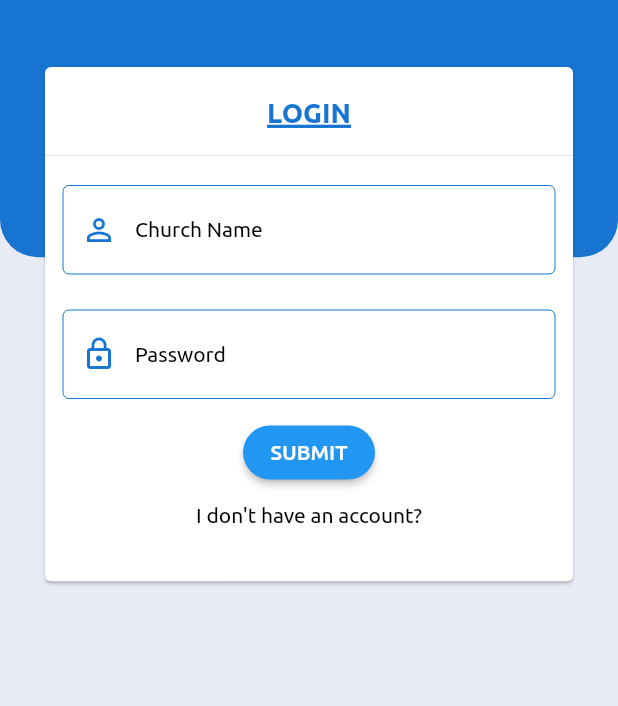
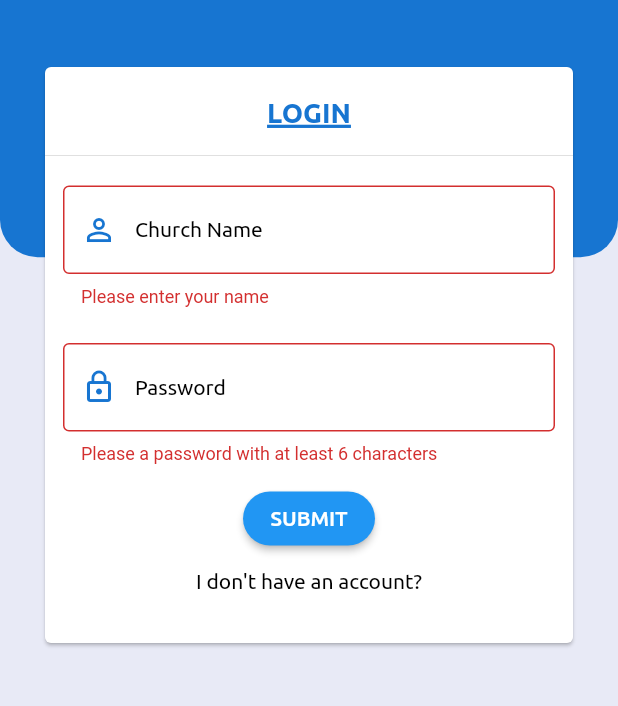
Before and after one commit to DeleMike/smart-church, a Flutter app: the screen it shows after launch, after a tap on "SUBMIT", on a phone screen of 412 x 824 dp, the part 299-1005 px from its top. Run offline on Flutter 3.47's test engine with Material 2 defaults, Android fonts, the phone set to English and light mode, and no system bars.

```diff
--- a/lib/widgets/auth_form.dart
+++ b/lib/widgets/auth_form.dart
@@ -1,4 +1,6 @@
 import 'package:flutter/material.dart';
+
+import '../screens/tab_screen.dart';
 
 class AuthForm extends StatefulWidget {
   @override
@@ -16,6 +18,14 @@ class _AuthFormState extends State<AuthForm>
   AnimationController _controller;
   Animation<Offset> _slideAnimation;
   Animation<double> _opacityAnimation;
+  final _formKey = GlobalKey<FormState>();
+  final _passwordController = TextEditingController();
+  bool _isLoading = false;
+  Map<String, String> _authData = {
+    'church-name': '',
+    'email': '',
+    'password': '',
+  };
 
   @override
   void initState() {
@@ -43,7 +53,33 @@ class _AuthFormState extends State<AuthForm>
     );
   }
 
-  void _trySubmit() {}
+  void _trySubmit() {
+    final isValid = _formKey.currentState.validate();
+    FocusScope.of(context).unfocus();
+    if (isValid) {
+      _formKey.currentState.save();
+      setState(() {
+        _isLoading = true;
+      });
+      try {
+        if (_authMode == AuthMode.Login) {
+          print(
+              'AuthMode.Login: Church name = ${_authData['church-name']} -- Password = ${_authData['password']}');
+        } else {
+          print(
+              'AuthMode.Register: Church name = ${_authData['church-name']} -- Email = ${_authData['email']} -- Password = ${_authData['password']}');
+        }
+        Navigator.pushNamed(context, TabScreen.routeName);
+      } catch (error) {
+        const errorMessage =
+            'Could not authenticate you. Please try again later';
+        print('Auth Form: Error = $errorMessage');
+      }
+      setState(() {
+        _isLoading = false;
+      });
+    }
+  }
 
   @override
   void dispose() {
@@ -75,7 +111,7 @@ class _AuthFormState extends State<AuthForm>
       child: Container(
         height: _authMode == AuthMode.Register
             ? deviceSize.height * 0.65
-            : deviceSize.height * 0.45,
+            : deviceSize.height * 0.5,
         width: deviceSize.width,
         padding: const EdgeInsets.all(10.0),
         margin: EdgeInsets.only(
@@ -85,6 +121,8 @@ class _AuthFormState extends State<AuthForm>
           right: 16,
         ),
         child: Card(
+          child: Form(
+            key: _formKey,
             child: SingleChildScrollView(
               child: Column(
                 mainAxisSize: MainAxisSize.min,
@@ -106,12 +144,22 @@ class _AuthFormState extends State<AuthForm>
                       key: ValueKey('name'),
                       keyboardType: TextInputType.name,
                       autocorrect: true,
+                      validator: (name) {
+                        if (name.isEmpty) {
+                          return 'Please enter your name';
+                        }
+                        return null;
+                      },
+                      onSaved: (name) {
+                        _authData['church-name'] = name;
+                      },
                       decoration: InputDecoration(
                         labelText: 'Church Name',
                         labelStyle: Theme.of(context).textTheme.bodyText2,
                         enabledBorder: OutlineInputBorder(
                           borderSide: BorderSide(
-                            color: Theme.of(context).primaryColor, width: 0.0),
+                              color: Theme.of(context).primaryColor,
+                              width: 0.0),
                         ),
                         border: OutlineInputBorder(),
                         prefixIcon: Icon(
@@ -136,9 +184,22 @@ class _AuthFormState extends State<AuthForm>
                               key: ValueKey('email'),
                               keyboardType: TextInputType.emailAddress,
                               autocorrect: true,
+                              enabled: _authMode == AuthMode.Register,
+                              validator: (email) {
+                                if (email.isEmpty) {
+                                  return 'Please enter your email';
+                                } else if (!email.contains('@')) {
+                                  return 'Please enter a valid email address';
+                                }
+                                return null;
+                              },
+                              onSaved: (email) {
+                                _authData['email'] = email;
+                              },
                               decoration: InputDecoration(
                                 labelText: 'Email Address',
-                              labelStyle: Theme.of(context).textTheme.bodyText2,
+                                labelStyle:
+                                    Theme.of(context).textTheme.bodyText2,
                                 enabledBorder: OutlineInputBorder(
                                   borderSide: BorderSide(
                                       color: Theme.of(context).primaryColor,
@@ -162,12 +223,23 @@ class _AuthFormState extends State<AuthForm>
                       key: ValueKey('password'),
                       keyboardType: TextInputType.visiblePassword,
                       obscureText: true,
+                      controller: _passwordController,
+                      validator: (password) {
+                        if (password.length < 6) {
+                          return 'Please a password with at least 6 characters';
+                        }
+                        return null;
+                      },
+                      onSaved: (password) {
+                        _authData['password'] = password;
+                      },
                       decoration: InputDecoration(
                         labelText: 'Password',
                         labelStyle: Theme.of(context).textTheme.bodyText2,
                         enabledBorder: OutlineInputBorder(
                           borderSide: BorderSide(
-                            color: Theme.of(context).primaryColor, width: 0.0),
+                              color: Theme.of(context).primaryColor,
+                              width: 0.0),
                         ),
                         border: OutlineInputBorder(),
                         prefixIcon: Icon(
@@ -192,8 +264,18 @@ class _AuthFormState extends State<AuthForm>
                               key: ValueKey('confirm-password'),
                               keyboardType: TextInputType.visiblePassword,
                               obscureText: true,
+                              enabled: _authMode == AuthMode.Register,
+                              validator: _authMode == AuthMode.Register
+                                  ? (value) {
+                                      if (value != _passwordController.text) {
+                                        return 'Your password do no match';
+                                      }
+                                      return null;
+                                    }
+                                  : null,
                               decoration: InputDecoration(
-                              labelStyle: Theme.of(context).textTheme.bodyText2,
+                                labelStyle:
+                                    Theme.of(context).textTheme.bodyText2,
                                 labelText: 'Confirm Password',
                                 enabledBorder: OutlineInputBorder(
                                   borderSide: BorderSide(
@@ -212,6 +294,11 @@ class _AuthFormState extends State<AuthForm>
                       ),
                     ),
                   ),
+                  if (_isLoading) Padding(
+                    padding: const EdgeInsets.all(20.0),
+                    child: CircularProgressIndicator(),
+                  ),
+                  if (!_isLoading)
                     RaisedButton(
                       child: Text(
                         'SUBMIT',
@@ -222,6 +309,7 @@ class _AuthFormState extends State<AuthForm>
                       onPressed: _trySubmit,
                     ),
                   //used to switch between login and sign up
+                  if (!_isLoading)
                     FlatButton(
                       child: Text(
                         _authMode == AuthMode.Register
@@ -230,7 +318,8 @@ class _AuthFormState extends State<AuthForm>
                         style: Theme.of(context).textTheme.bodyText2,
                       ),
                       onPressed: _switchAuthMode,
-                  padding: EdgeInsets.symmetric(horizontal: 30.0, vertical: 4),
+                      padding:
+                          EdgeInsets.symmetric(horizontal: 30.0, vertical: 4),
                       materialTapTargetSize: MaterialTapTargetSize.shrinkWrap,
                       textColor: Theme.of(context).primaryColor,
                     ),
@@ -239,6 +328,7 @@ class _AuthFormState extends State<AuthForm>
             ),
           ),
         ),
+      ),
     );
   }
 }
--- a/lib/widgets/landscape_auth.dart
+++ b/lib/widgets/landscape_auth.dart
@@ -19,7 +19,9 @@ class LandscapeAuthScreen extends StatelessWidget {
               ),
               color: Color(0xff1775d1),
             ),
+            child: SingleChildScrollView(
                           child: Column(
+
                 children: [
                   SizedBox(height: 35),
                   Padding(
@@ -31,11 +33,13 @@ class LandscapeAuthScreen extends StatelessWidget {
                     ),
                   ),
                   SizedBox(height: 50.0),
-                Center(
+                  Padding(
+                    padding: const EdgeInsets.all(16.0),
                     child: Text('Smart Church',
                         style: Theme.of(context).textTheme.headline2),
                   ),
                 ],
+              ),
             ),
           ),
           Container(
```
Lines whose indentation alone changed are shown as unchanged.
